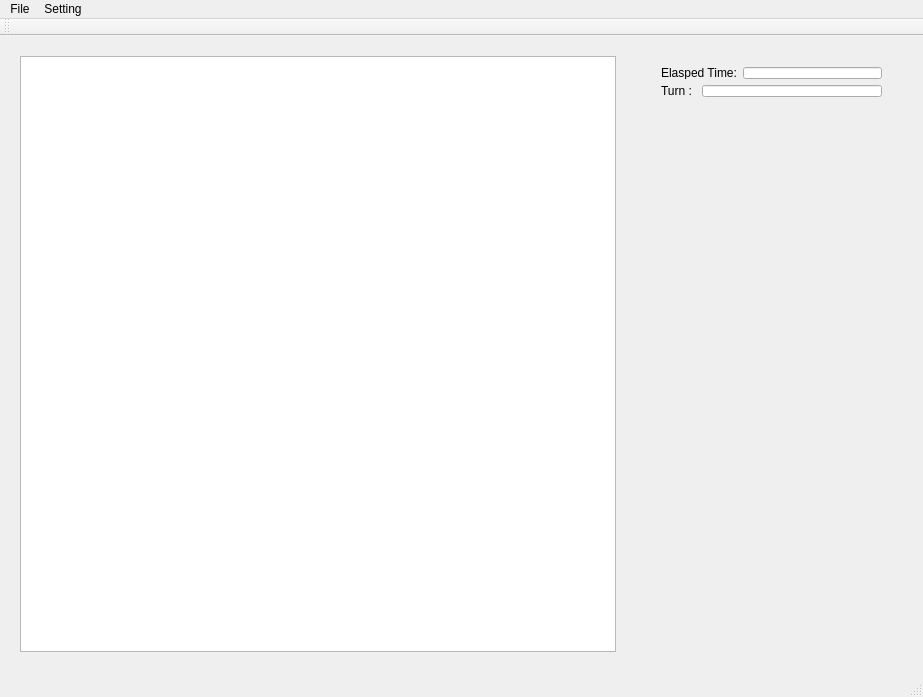
First picture: the form in mainwindow.ui, repository jopemachine-playground/Gomoku-Qt, before the edit.
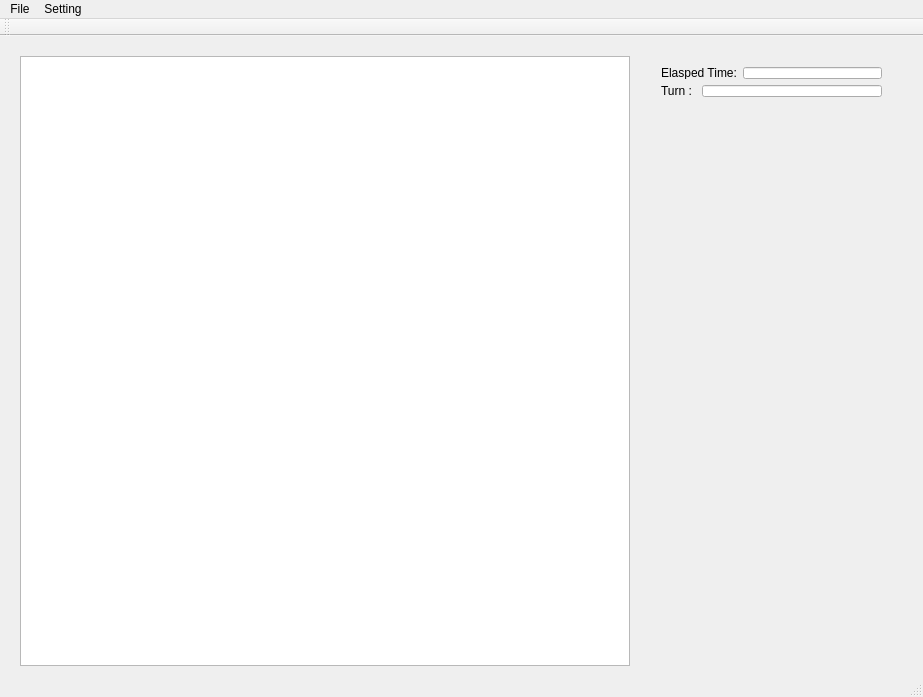
Second picture: the form after the edit.

The edit to the form file:
```diff
--- a/mainwindow.ui
+++ b/mainwindow.ui
@@ -19,12 +19,12 @@
      <rect>
       <x>20</x>
       <y>20</y>
-      <width>596</width>
-      <height>596</height>
+      <width>610</width>
+      <height>610</height>
      </rect>
     </property>
    </widget>
-   <widget class="QWidget" name="">
+   <widget class="QWidget" name="layoutWidget">
     <property name="geometry">
      <rect>
       <x>650</x>
```
Left out of the diff: 20 changed lines with no effect on the pictures.
